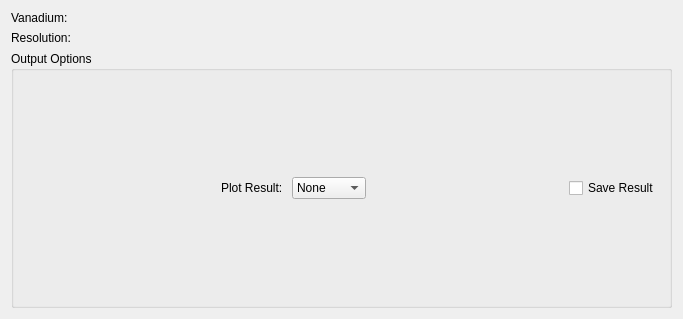
This is Code/Mantid/MantidQt/CustomInterfaces/inc/MantidQtCustomInterfaces/ResNorm.ui in mantidproject/mantid as Qt 5 draws it before an edit. The edited form follows.
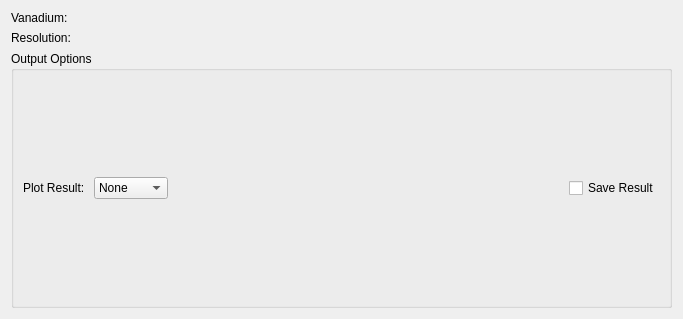
This is the edited form. Custom widgets are drawn as their Qt base class.

Commit message:
Remove old spaces from UI
Refs #10850

```diff
--- a/Code/Mantid/MantidQt/CustomInterfaces/inc/MantidQtCustomInterfaces/ResNorm.ui
+++ b/Code/Mantid/MantidQt/CustomInterfaces/inc/MantidQtCustomInterfaces/ResNorm.ui
@@ -112,19 +112,6 @@
         <string>Output Options</string>
        </property>
        <layout class="QHBoxLayout" name="horizontalLayout">
-        <item>
-         <spacer name="horizontalSpacer_17">
-          <property name="orientation">
-           <enum>Qt::Horizontal</enum>
-          </property>
-          <property name="sizeHint" stdset="0">
-           <size>
-            <width>40</width>
-            <height>20</height>
-           </size>
-          </property>
-         </spacer>
-        </item>
         <item>
          <widget class="QLabel" name="lblPlot">
           <property name="text">
```
The commit also changes 7 other files.
